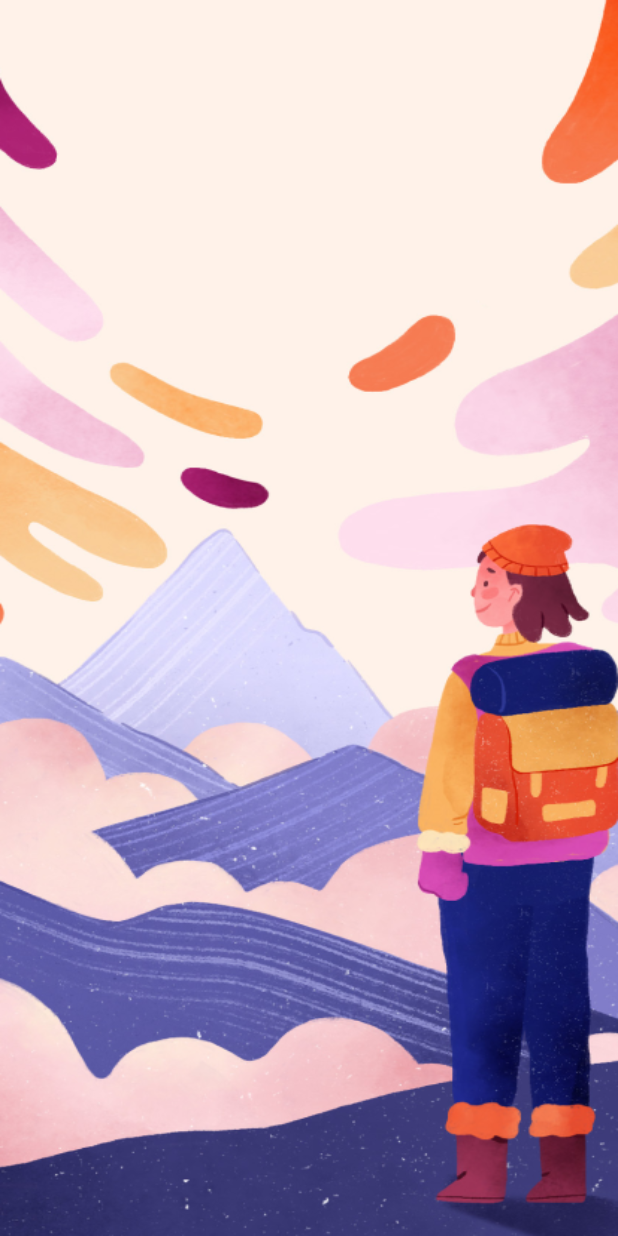
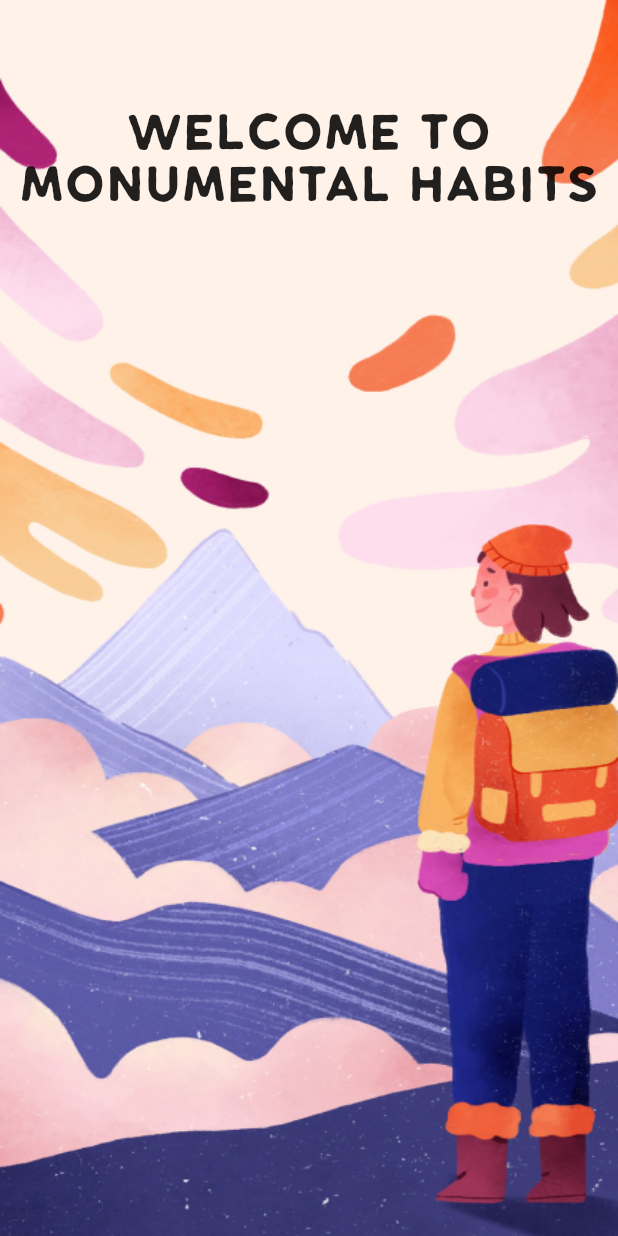
Before and after one commit to noelg-cj/habit-app, a Flutter app: the screen it shows after launch, on a phone screen of 412 x 824 dp. Run offline on Flutter 3.47's test engine with Material 2 defaults, Android fonts, the phone set to English and light mode, and no system bars.

Commit message:
Opening screen created

```diff
--- a/lib/main.dart
+++ b/lib/main.dart
@@ -15,8 +15,7 @@ class MyApp extends StatelessWidget {
       debugShowCheckedModeBanner: false,
       title: 'Flutter Demo',
       theme: ThemeData(
-        colorScheme: ColorScheme.fromSeed(seedColor: Colors.deepPurple),
-        useMaterial3: true,
+        fontFamily: 'Klasik'
       ),
       home: SplashStart()
     );
--- a/lib/pages/splash_start.dart
+++ b/lib/pages/splash_start.dart
@@ -7,12 +7,22 @@ class SplashStart extends StatelessWidget {
   Widget build(BuildContext context) {
     return Scaffold(
       body: Container(
-        decoration: BoxDecoration(
+        padding: EdgeInsets.only(top: 70),
+        height: double.infinity,
+        width: double.infinity,
+        decoration: const BoxDecoration(
           image: DecorationImage(
             image: AssetImage('assets/images/splash_1.png'),
             fit: BoxFit.fill
           ),
         ),
+        child: const Text(
+          "WELCOME TO MONUMENTAL HABITS",
+          textAlign: TextAlign.center,
+          style: TextStyle(
+            fontSize: 40,
+          )
+        ),
       )
     );
   }
```
Also changed, not shown: pubspec.yaml (+4 -4 lines), fonts/Klasik-Regular.otf (added).
